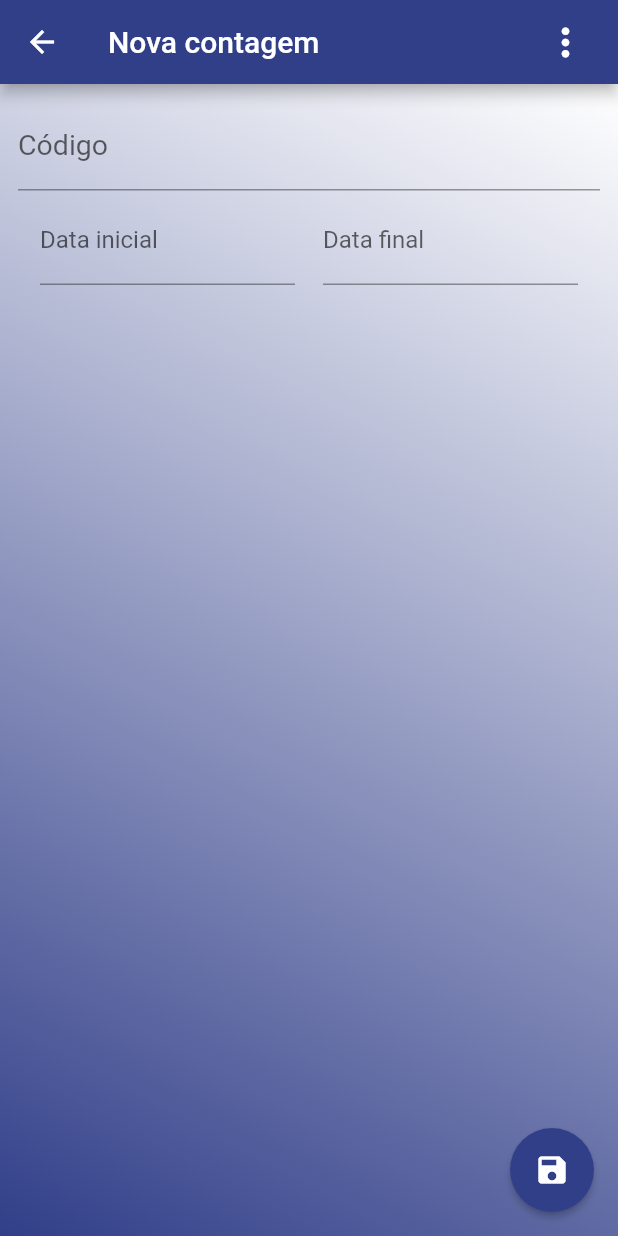
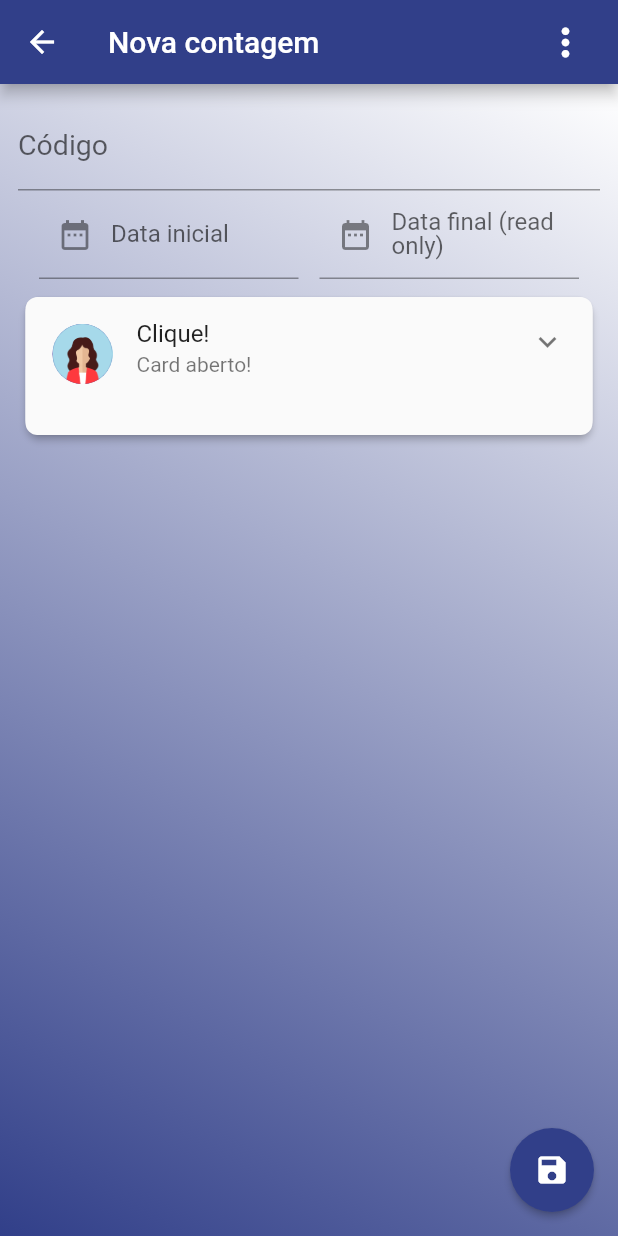
Before and after one commit to nateluisa/Flutter_widgets, a Flutter app: the NovaContagem screen opened by its route, on a phone screen of 412 x 824 dp. Run offline on Flutter 3.47's test engine with Material 2 defaults, Android fonts, the phone set to English and light mode, and no system bars; drawn by our look-alikes of date_time_picker, expansion_tile_card; our stand-ins replace flutter_native_splash, sqflite; accounts and stored records are empty; Roboto replaces fonts that are missing (Nunito).

Commit message:
"changes"

```diff
--- a/lib/screens/nova_contagem.dart
+++ b/lib/screens/nova_contagem.dart
@@ -1,6 +1,9 @@
 import 'package:flutter/material.dart';
 import 'package:flutter_api/widgets/date_picker.dart';
+import 'package:flutter_api/widgets/expansible_card.dart';
 import 'package:flutter_api/widgets/input_date.dart';
+import 'package:flutter_api/widgets/menu_popup.dart';
+import 'package:flutter_api/widgets/tabbar.dart';
 
 import '../widgets/dashboard.dart';
 
@@ -70,10 +73,16 @@ class NovaContagem extends StatelessWidget {
                   mainAxisAlignment: MainAxisAlignment.spaceEvenly,
                   crossAxisAlignment: CrossAxisAlignment.start,
                   children: [
-                    const MyDatePicker(dateLabelText: 'Data inicial'),
-                    const MyDatePicker(dateLabelText: 'Data final')
+                    const MyDatePicker(
+                        dateLabelText: 'Data inicial', readOnly: false),
+                    const MyDatePicker(
+                      dateLabelText: 'Data final (read only)',
+                      readOnly: true,
+                    ),
+
                   ],
-                )
+                ),
+                MyExpansibleCard()
               ],
             ),
           ),
--- a/lib/widgets/date_picker.dart
+++ b/lib/widgets/date_picker.dart
@@ -3,9 +3,10 @@ import 'package:flutter/material.dart';
 import 'package:date_time_picker/date_time_picker.dart';
 
 class MyDatePicker extends StatefulWidget {
-  const MyDatePicker({Key? key, required this.dateLabelText}) : super(key: key);
+  const MyDatePicker({Key? key, required this.dateLabelText, required this.readOnly}) : super(key: key);
 
   final String dateLabelText;
+  final bool readOnly;
 
   @override
   _MyDatePickerState createState() => _MyDatePickerState(dateLabelText);
@@ -18,17 +19,20 @@ class _MyDatePickerState extends State<MyDatePicker> {
 
   @override
   Widget build(BuildContext context) {
-    return Padding(
-      padding: const EdgeInsets.all(4.0),
-      child: Container(
-        width: 170,
+    return SizedBox(
+      width: 173,
       child: DateTimePicker(
+        timeLabelText: widget.dateLabelText,
+        readOnly: widget.readOnly,
+        decoration:  InputDecoration(
+          label: Text(widget.dateLabelText),
+          prefixIcon: const Icon(Icons.date_range, ),
+        ),
         dateMask: 'd/MM/yyyy',
-           //icon: Icon(Icons.date_range),
         locale: const Locale("pt", "PT"),
         initialValue: '',
         type: DateTimePickerType.date,
-           dateLabelText: widget.dateLabelText,
+        //dateLabelText: widget.dateLabelText,
         firstDate: DateTime(1900),
         lastDate: DateTime.now().add(const Duration(days: 365)),
         validator: (value) {
@@ -41,13 +45,11 @@ class _MyDatePickerState extends State<MyDatePicker> {
             });
           }
         },
-           // We can also use onSaved
         onSaved: (value) {
           if (value!.isNotEmpty) {
-               _selectedDate = value!;
+            _selectedDate = value;
           }
         },
-         ),
       ),
     );
   }
--- /dev/null
+++ b/lib/widgets/expansible_card.dart
@@ -0,0 +1,114 @@
+import 'package:flutter/material.dart';
+import 'package:expansion_tile_card/expansion_tile_card.dart';
+
+
+class MyExpansibleCard extends StatefulWidget {
+  MyExpansibleCard({Key? key, this.title}) : super(key: key);
+
+  final String? title;
+
+  @override
+  _MyExpansibleCardState createState() => _MyExpansibleCardState();
+}
+
+class _MyExpansibleCardState extends State<MyExpansibleCard> {
+  final GlobalKey<ExpansionTileCardState> cardA = new GlobalKey();
+
+  @override
+  Widget build(BuildContext context) {
+    final ButtonStyle flatButtonStyle = TextButton.styleFrom(
+      shape: const RoundedRectangleBorder(
+        borderRadius: BorderRadius.all(Radius.circular(4.0)),
+      ),
+    );
+
+    return Padding(
+      padding: const EdgeInsets.only(top: 8.0, left: 1.0, right: 1.0, bottom: 8.0),
+      child: Card(
+        elevation: 2,
+        shape:  RoundedRectangleBorder(borderRadius: BorderRadius.circular(10)),
+        child: ExpansionTileCard(
+          isThreeLine: true,
+          key: cardA,
+          leading: CircleAvatar(child: Image.asset('assets/images/userlogo.png')),
+          title: Text('Clique!'),
+          subtitle: Text('Card aberto!'),
+          children: <Widget>[
+            Divider(
+              thickness: 1.0,
+              height: 1.0,
+            ),
+            Align(
+              alignment: Alignment.centerLeft,
+              child: Padding(
+                padding: const EdgeInsets.symmetric(
+                  horizontal: 20.0,
+                  vertical: 14.0,
+                ),
+                child: Text(
+                 'Teste',
+                  style: Theme.of(context)
+                      .textTheme
+                      .bodyText2!
+                      .copyWith(fontSize: 16),
+                ),
+              ),
+            ),
+            ButtonBar(
+              alignment: MainAxisAlignment.spaceAround,
+              buttonHeight: 52.0,
+              buttonMinWidth: 90.0,
+              children: <Widget>[
+                TextButton(
+                  style: flatButtonStyle,
+                  onPressed: () {
+                    cardA.currentState?.expand();
+                  },
+                  child: Column(
+                    children: const <Widget>[
+                      Icon(Icons.arrow_downward),
+                      Padding(
+                        padding: EdgeInsets.symmetric(vertical: 2.0),
+                      ),
+                      Text('Abrir'),
+                    ],
+                  ),
+                ),
+                TextButton(
+                  style: flatButtonStyle,
+                  onPressed: () {
+                    cardA.currentState?.collapse();
+                  },
+                  child: Column(
+                    children: const <Widget>[
+                      Icon(Icons.arrow_upward),
+                      Padding(
+                        padding: EdgeInsets.symmetric(vertical: 2.0),
+                      ),
+                      Text('Fechar'),
+                    ],
+                  ),
+                ),
+                TextButton(
+                  style: flatButtonStyle,
+                  onPressed: () {
+                    cardA.currentState?.toggleExpansion();
+                  },
+                  child: Column(
+                    children: const <Widget>[
+                      Icon(Icons.swap_vert),
+                      Padding(
+                        padding: EdgeInsets.symmetric(vertical: 2.0),
+                      ),
+                      Text('Clique'),
+                    ],
+                  ),
+                ),
+              ],
+            ),
+          ],
+        ),
+      ),
+    );
+  }
+}
```
Also changed, not shown: lib/widgets/menu_popup.dart (added, +54 -0 lines), lib/widgets/tabbar.dart (added, +46 -0 lines), pubspec.yaml (+7 -6 lines), pubspec.lock. Lines whose indentation alone changed are shown as unchanged.
